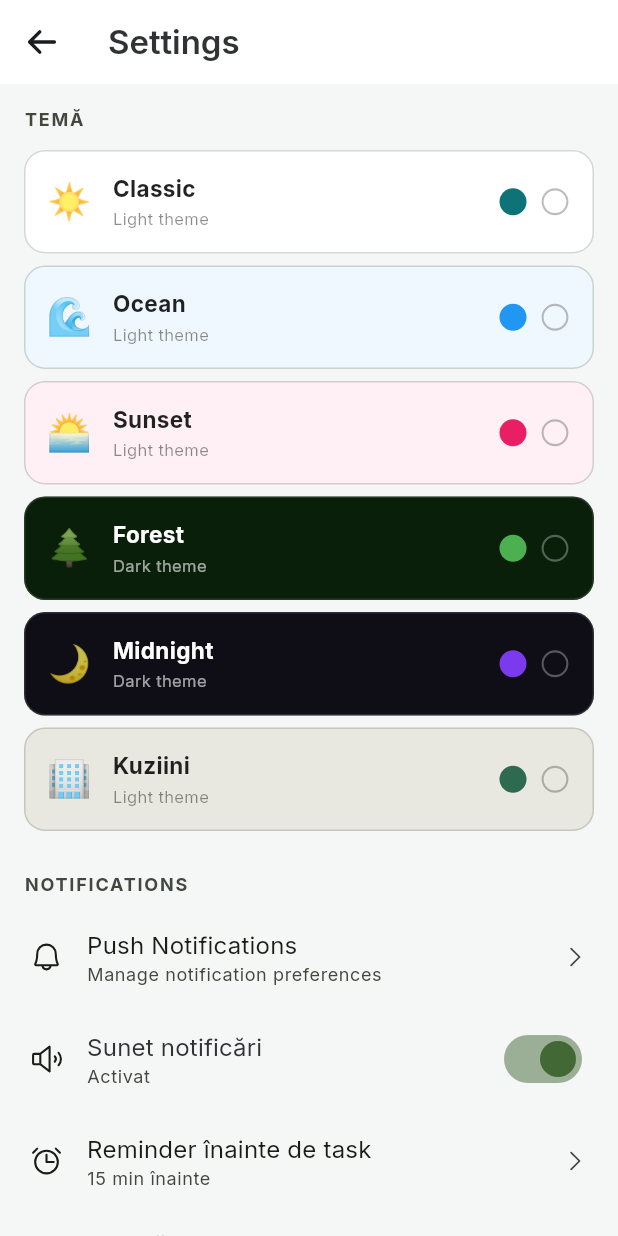
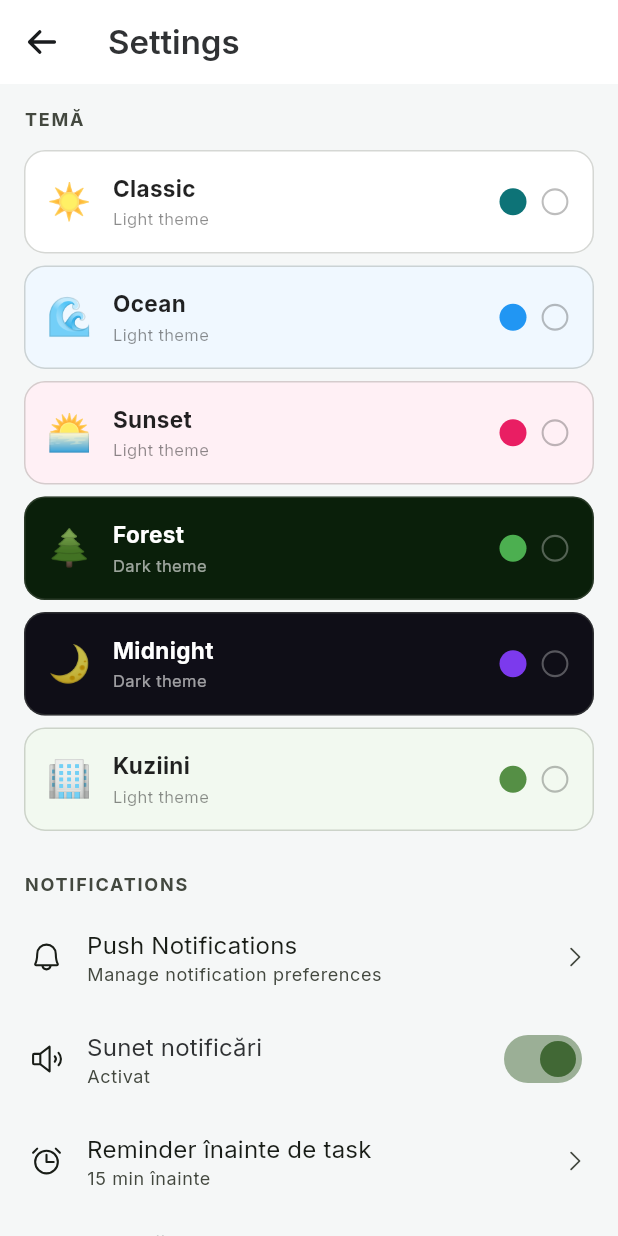
Before and after one commit to Kuziini-product/TASK-Planner, a Flutter app: the SettingsScreen screen opened by its route, on a phone screen of 412 x 824 dp. Run offline on Flutter 3.47's test engine with Material 3 defaults, Android fonts, the phone set to English and light mode, and no system bars; our stand-ins replace file_picker, flutter_animate, flutter_riverpod, go_router, google_fonts, image_picker and 5 more; missing offline and left inert: dart:js_interop, dart:js_util; accounts and stored records are empty.

Commit message:
Fix Kuziini theme: lime green primary + light green background
Primary: #558F45 (lime green), Background: #F2F9F0 (subtle green tint
like Sunset has pink tint). Was using forest green + grey before.

Co-Authored-By: Claude Opus 4.6 (1M context) <noreply@anthropic.com>

```diff
--- a/kuziini_app/lib/features/profile/presentation/settings_screen.dart
+++ b/kuziini_app/lib/features/profile/presentation/settings_screen.dart
@@ -337,9 +337,9 @@ const _presets = [
     name: 'Kuziini',
     emoji: '🏢',
     mode: ThemeMode.light,
-    primaryColor: Color(0xFF2D6A4F),
-    backgroundColor: Color(0xFFE8E8E0),
-    textIntensity: 0.9,
+    primaryColor: Color(0xFF558F45),
+    backgroundColor: Color(0xFFF2F9F0),
+    textIntensity: 0.6,
   ),
 ];
 
```
Also changed, not shown: 2 other files.
